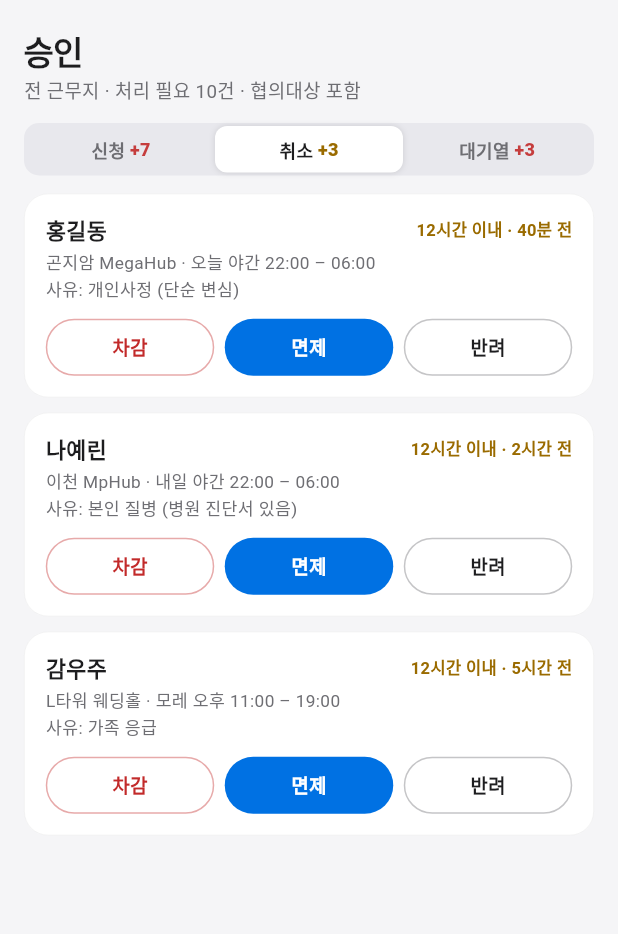
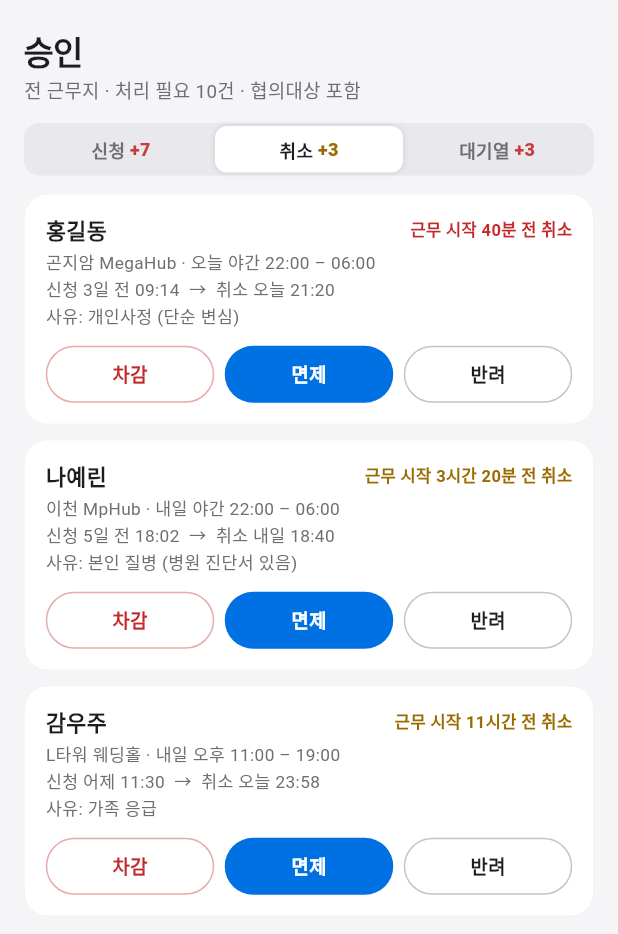
Before and after one commit to mogi-jeong/jobfit, a Flutter app: the ApprovalPage widget shown alone on an empty page, opened directly with empty values, after a tap on "취소", on a phone screen of 412 x 824 dp. Shown: the top 934 px of the screen. Run offline on Flutter 3.47's test engine with Material 3 defaults, Android fonts, the phone set to English and light mode, and no system bars.

Commit message:
취소 검토 카드 — '근무 시작 N분 전 취소'(1시간 미만 빨강) + 신청 시각 → 취소 시각 표시

```diff
--- a/lib/main.dart
+++ b/lib/main.dart
@@ -2348,11 +2348,13 @@ class _ApprovalPageState extends State<ApprovalPage> {
           child: jCard(Column(crossAxisAlignment: CrossAxisAlignment.start, children: [
             Row(mainAxisAlignment: MainAxisAlignment.spaceBetween, children: [
               jName(context, c.name),
-              Text('12시간 이내 · ${c.when}',
-                  style: const TextStyle(fontSize: 11, fontWeight: FontWeight.w700, color: Color(0xFF9A6B00))),
+              // 근무 시작 기준 — 1시간 미만이면 사실상 노쇼급이라 빨강
+              Text('근무 시작 ${beforeLabel(c.beforeMin)} 전 취소',
+                  style: TextStyle(fontSize: 11, fontWeight: FontWeight.w700,
+                      color: c.beforeMin < 60 ? JColors.red : JColors.amber)),
             ]),
             const SizedBox(height: 2),
-            Text('${c.siteName} · ${c.slotTime}\n사유: ${c.reason}',
+            Text('${c.siteName} · ${c.slotTime}\n신청 ${c.appliedAt}  →  취소 ${c.cancelledAt}\n사유: ${c.reason}',
                 style: const TextStyle(fontSize: 11.5, color: JColors.muted, height: 1.5)),
             const SizedBox(height: 10),
             Row(children: [
--- a/lib/mock_data.dart
+++ b/lib/mock_data.dart
@@ -294,8 +294,18 @@ class PendingApp {
 }
 
 class CancelReq {
-  final String name, siteName, slotTime, reason, when;
-  const CancelReq(this.name, this.siteName, this.slotTime, this.reason, this.when);
+  final String name, siteName, slotTime, reason, appliedAt, cancelledAt;
+  final int beforeMin; // 근무 시작 몇 분 전에 취소했나 (12시간 이내만 검토 대상)
+  const CancelReq(this.name, this.siteName, this.slotTime, this.reason, this.beforeMin,
+      this.appliedAt, this.cancelledAt);
+}
+
+// 40 → '40분', 200 → '3시간 20분', 660 → '11시간'
+String beforeLabel(int m) {
+  final h = m ~/ 60, mm = m % 60;
+  if (h > 0 && mm > 0) return '$h시간 $mm분';
+  if (h > 0) return '$h시간';
+  return '$m분';
 }
 
 class WaitEntry {
@@ -316,9 +326,9 @@ const _pendingAll = [
 ];
 
 const _cancelAll = [
-  CancelReq('홍길동', '곤지암 MegaHub', '오늘 야간 22:00 – 06:00', '개인사정 (단순 변심)', '40분 전'),
-  CancelReq('나예린', '이천 MpHub', '내일 야간 22:00 – 06:00', '본인 질병 (병원 진단서 있음)', '2시간 전'),
-  CancelReq('감우주', 'L타워 웨딩홀', '모레 오후 11:00 – 19:00', '가족 응급', '5시간 전'),
+  CancelReq('홍길동', '곤지암 MegaHub', '오늘 야간 22:00 – 06:00', '개인사정 (단순 변심)', 40, '3일 전 09:14', '오늘 21:20'),
+  CancelReq('나예린', '이천 MpHub', '내일 야간 22:00 – 06:00', '본인 질병 (병원 진단서 있음)', 200, '5일 전 18:02', '내일 18:40'),
+  CancelReq('감우주', 'L타워 웨딩홀', '내일 오후 11:00 – 19:00', '가족 응급', 660, '어제 11:30', '오늘 23:58'),
 ];
 
 // ─── 대기열 (공고별) — FULL 시 줄서기, 모집×2까지. 취소 나면 1번에게 자동 제안 ───
```
